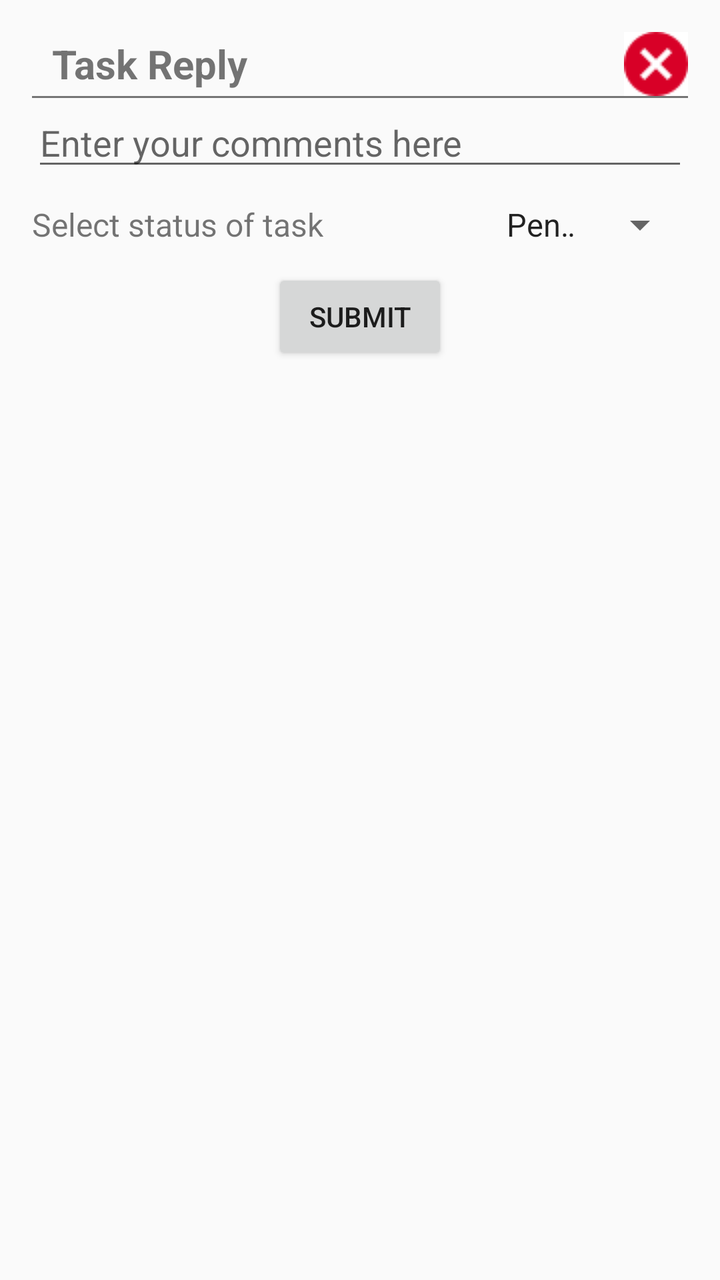
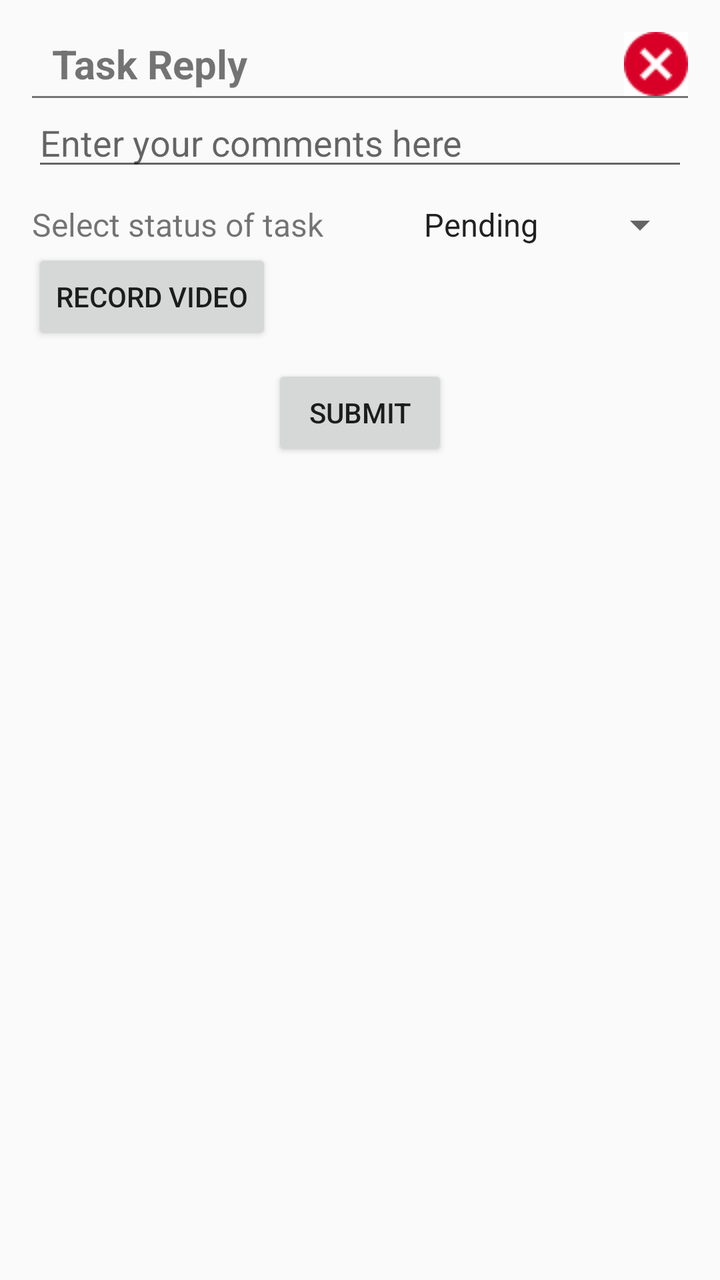

Before-and-after screenshots of an Android layout around one commit, followed by the original layout XML and the change that was made.
<!-- AndroidManifest.xml: application theme AppTheme -->
<!-- res/layout/task_editor.xml -->
<?xml version="1.0" encoding="utf-8"?>
<LinearLayout xmlns:android="http://schemas.android.com/apk/res/android"
    android:orientation="vertical" android:layout_width="match_parent"
    android:padding="16dp"
    android:layout_height="match_parent">


    <LinearLayout
        android:layout_width="match_parent"
        android:layout_height="wrap_content"
        android:orientation="horizontal">

        <TextView
            android:layout_width="0dp"
            android:layout_height="wrap_content"
            android:layout_gravity="center"
            android:layout_marginLeft="10dp"
            android:layout_weight="1"
            android:gravity="left"
            android:text="Task Reply"
            android:textSize="20sp"
            android:textStyle="bold" />

        <ImageButton
            android:id="@+id/edt_close"
            android:layout_width="wrap_content"
            android:layout_height="wrap_content"
            android:background="@color/white"
            android:src="@drawable/cancelbutton" />
    </LinearLayout>
    <View
        android:layout_width="match_parent"
        android:layout_height="1dp"
        android:background="@color/grey_600"></View>
    <EditText
        android:layout_width="match_parent"
        android:layout_height="wrap_content"

        android:id="@+id/taskComments"
        android:hint="Enter your comments here"/>

    <LinearLayout
        android:layout_marginTop="10dp"
        android:layout_width="match_parent"
        android:layout_height="wrap_content">


        <TextView
            android:layout_width="0dp"
            android:layout_height="wrap_content"
            android:layout_weight="7"
android:textSize="16sp"
            android:text="Select status of task"/>

        <Spinner
            android:layout_width="0dp"
            android:layout_weight="3"
            android:entries="@array/statusSpinner"
            android:id="@+id/taskSpinner"
            android:layout_height="wrap_content"></Spinner>
    </LinearLayout>


    <Button
        android:layout_width="wrap_content"
        android:text="Submit"
        android:layout_marginTop="10dp"
        android:id="@+id/task_submit"
        android:layout_gravity="center"
        android:layout_height="wrap_content" />

</LinearLayout>
<!-- resources referenced by this layout -->
<resources>
  <string-array name="statusSpinner">
  
      <item>Pending</item>
      <item>Progress</item>
      <item>Compleated</item>
  </string-array>
  <color name="grey_600">#757575</color>
  <color name="white">#FFFFFF</color>
  <!-- drawable cancelbutton: png bitmap (drawable, 616 bytes) -->
  <style name="AppTheme" parent="Theme.AppCompat.Light.DarkActionBar">
          
          <item name="windowNoTitle">true</item>
          <item name="windowActionBar">false</item>
          <item name="colorPrimary">@color/light_blue_800</item>
          <item name="colorPrimaryDark">@color/colorPrimaryDark</item>
          <item name="colorAccent">@color/colorAccent</item>
      </style>
  <color name="light_blue_800">#0277bd</color>
  <color name="colorPrimaryDark">#303F9F</color>
  <color name="colorAccent">#000105</color>
</resources>

<!-- the commit's change to res/layout/task_editor.xml (unified diff, before → after) -->
@@ -1,8 +1,9 @@
 <?xml version="1.0" encoding="utf-8"?>
 <LinearLayout xmlns:android="http://schemas.android.com/apk/res/android"
-    android:orientation="vertical" android:layout_width="match_parent"
-    android:padding="16dp"
-    android:layout_height="match_parent">
+    android:layout_width="match_parent"
+    android:layout_height="match_parent"
+    android:orientation="vertical"
+    android:padding="16dp">
 
 
     <LinearLayout
@@ -28,45 +29,61 @@
             android:background="@color/white"
             android:src="@drawable/cancelbutton" />
     </LinearLayout>
+
     <View
         android:layout_width="match_parent"
         android:layout_height="1dp"
-        android:background="@color/grey_600"></View>
+        android:background="@color/grey_600" />
+
     <EditText
+        android:id="@+id/taskComments"
+        android:layout_width="match_parent"
+
+        android:layout_height="wrap_content"
+        android:hint="Enter your comments here" />
+
+    <LinearLayout
         android:layout_width="match_parent"
         android:layout_height="wrap_content"
-
-        android:id="@+id/taskComments"
-        android:hint="Enter your comments here"/>
-
-    <LinearLayout
-        android:layout_marginTop="10dp"
-        android:layout_width="match_parent"
-        android:layout_height="wrap_content">
+        android:layout_marginTop="10dp">
 
 
         <TextView
             android:layout_width="0dp"
             android:layout_height="wrap_content"
             android:layout_weight="7"
-android:textSize="16sp"
-            android:text="Select status of task"/>
+            android:layout_gravity="center"
+            android:text="Select status of task"
+            android:textSize="16sp" />
 
         <Spinner
+            android:id="@+id/taskSpinner"
             android:layout_width="0dp"
-            android:layout_weight="3"
-            android:entries="@array/statusSpinner"
-            android:id="@+id/taskSpinner"
-            android:layout_height="wrap_content"></Spinner>
+            android:layout_height="wrap_content"
+            android:layout_weight="5.2"
+            android:entries="@array/statusSpinner" />
     </LinearLayout>
 
+    <LinearLayout
+        android:layout_width="match_parent"
+        android:visibility="visible"
+        android:layout_height="wrap_content">
+
+        <Button
+            android:id="@+id/record"
+            android:layout_width="wrap_content"
+            android:layout_height="wrap_content"
+            android:text="Record Video" />
+
+
+    </LinearLayout>
 
     <Button
+        android:id="@+id/task_submit"
         android:layout_width="wrap_content"
-        android:text="Submit"
+        android:layout_height="wrap_content"
+        android:layout_gravity="center"
         android:layout_marginTop="10dp"
-        android:id="@+id/task_submit"
-        android:layout_gravity="center"
-        android:layout_height="wrap_content" />
+        android:text="Submit" />
 
 </LinearLayout>
